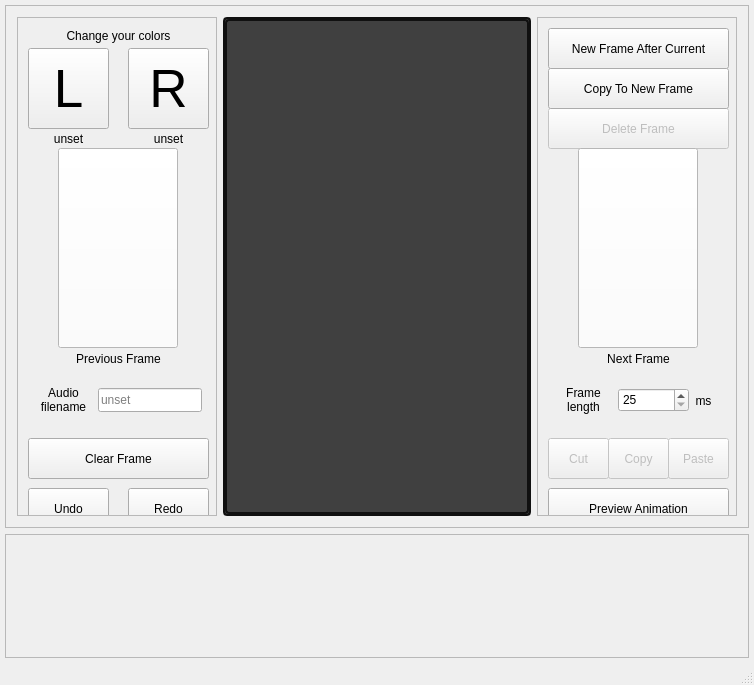
First picture: the form in Tower_of_Lights_Editor_V3/mainwindow.ui, repository ThereIsNoEscape/cs383project, before the edit.
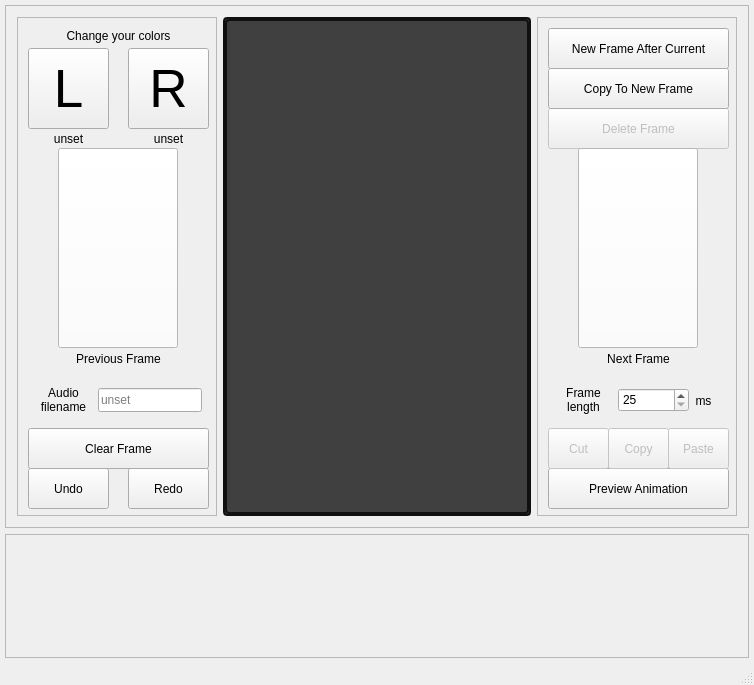
Second picture: the form after the edit.

Commit message: preview window (not playing yet) and filename titlebar fix

The edit to the form file:
```diff
--- a/Tower_of_Lights_Editor_V3/mainwindow.ui
+++ b/Tower_of_Lights_Editor_V3/mainwindow.ui
@@ -186,7 +186,7 @@
             <property name="geometry">
              <rect>
               <x>110</x>
-              <y>470</y>
+              <y>450</y>
               <width>81</width>
               <height>41</height>
              </rect>
@@ -199,7 +199,7 @@
             <property name="geometry">
              <rect>
               <x>10</x>
-              <y>470</y>
+              <y>450</y>
               <width>81</width>
               <height>41</height>
              </rect>
@@ -231,7 +231,7 @@
             <property name="geometry">
              <rect>
               <x>10</x>
-              <y>420</y>
+              <y>410</y>
               <width>181</width>
               <height>41</height>
              </rect>
@@ -448,7 +448,7 @@
             <property name="geometry">
              <rect>
               <x>10</x>
-              <y>470</y>
+              <y>450</y>
               <width>181</width>
               <height>41</height>
              </rect>
@@ -518,7 +518,7 @@
             <property name="geometry">
              <rect>
               <x>10</x>
-              <y>420</y>
+              <y>410</y>
               <width>61</width>
               <height>41</height>
              </rect>
@@ -537,7 +537,7 @@
             <property name="geometry">
              <rect>
               <x>70</x>
-              <y>420</y>
+              <y>410</y>
               <width>61</width>
               <height>41</height>
              </rect>
@@ -556,7 +556,7 @@
             <property name="geometry">
              <rect>
               <x>130</x>
-              <y>420</y>
+              <y>410</y>
               <width>61</width>
               <height>41</height>
              </rect>
```
The commit also changes 6 other files.
